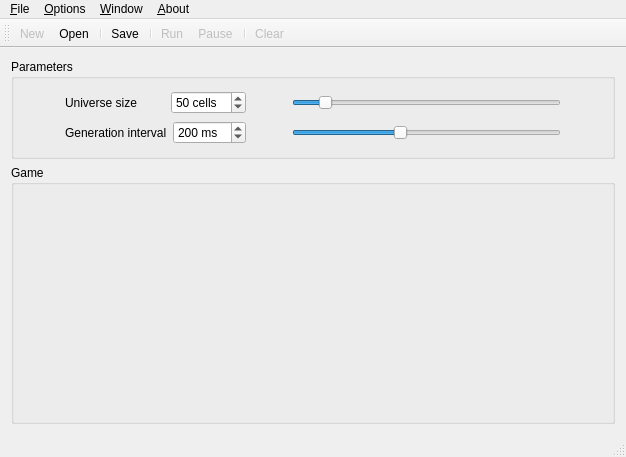
Kyross/GoL, file mainwindow.ui: the form before one commit.
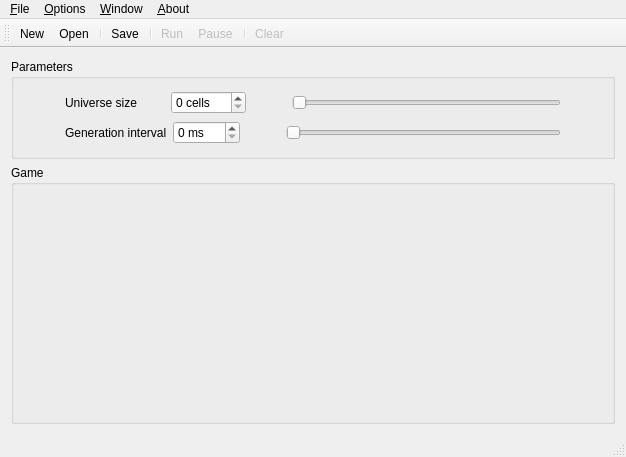
The form after the commit. Icons and pictures are not drawn.

What changed in the file:
```diff
--- a/mainwindow.ui
+++ b/mainwindow.ui
@@ -76,13 +76,13 @@
                 <string> cells</string>
                </property>
                <property name="minimum">
-                <number>10</number>
+                <number>0</number>
                </property>
                <property name="maximum">
                 <number>400</number>
                </property>
                <property name="value">
-                <number>50</number>
+                <number>0</number>
                </property>
               </widget>
              </item>
@@ -105,13 +105,13 @@
              <item>
               <widget class="QSlider" name="universe_slider">
                <property name="minimum">
-                <number>10</number>
+                <number>0</number>
                </property>
                <property name="maximum">
-                <number>400</number>
+                <number>99</number>
                </property>
                <property name="value">
-                <number>50</number>
+                <number>0</number>
                </property>
                <property name="orientation">
                 <enum>Qt::Horizontal</enum>
@@ -179,13 +179,13 @@
                 <string> ms  </string>
                </property>
                <property name="minimum">
-                <number>1</number>
+                <number>0</number>
                </property>
                <property name="maximum">
-                <number>500</number>
+                <number>99</number>
                </property>
                <property name="value">
-                <number>200</number>
+                <number>0</number>
                </property>
               </widget>
              </item>
@@ -208,13 +208,13 @@
              <item>
               <widget class="QSlider" name="timer_slider">
                <property name="minimum">
-                <number>1</number>
+                <number>0</number>
                </property>
                <property name="maximum">
                 <number>500</number>
                </property>
                <property name="value">
-                <number>200</number>
+                <number>0</number>
                </property>
                <property name="orientation">
                 <enum>Qt::Horizontal</enum>
@@ -351,7 +351,7 @@
   <widget class="QStatusBar" name="statusBar"/>
   <action name="actionNew">
    <property name="enabled">
-    <bool>false</bool>
+    <bool>true</bool>
    </property>
    <property name="icon">
     <iconset>
```
